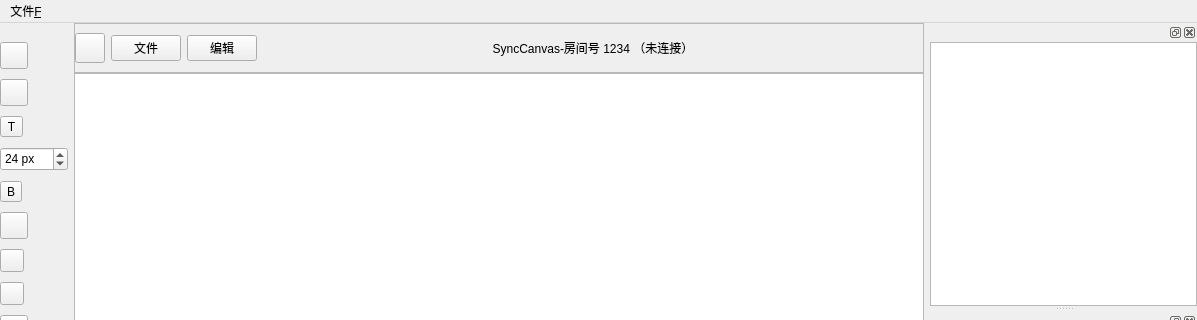
This is DBClient/canvas.ui in shanzhi7/CoBoard-Cpp as Qt 5 draws it before an edit; both pictures show x 0 to 1197 and y 0 to 320 of the 1197 by 718 pixel window. The edited form follows.
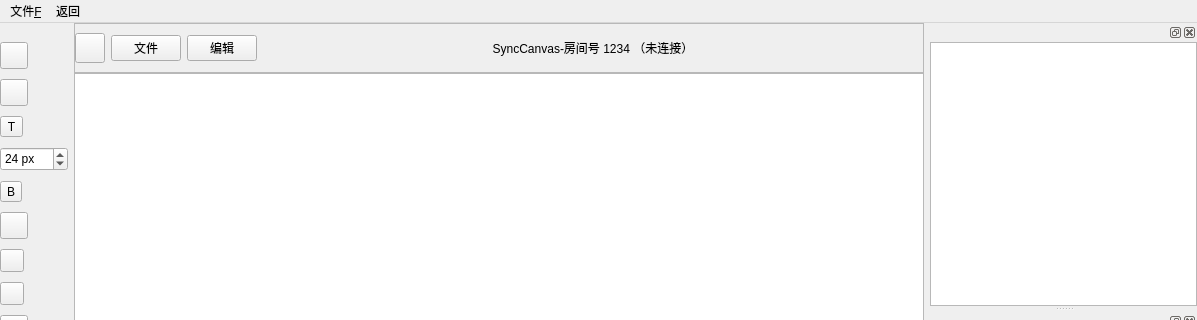
This is the edited form. Icons and pictures are not drawn. Custom widgets are drawn as their Qt base class.

```diff
--- a/DBClient/canvas.ui
+++ b/DBClient/canvas.ui
@@ -412,7 +412,15 @@
     <addaction name="separator"/>
     <addaction name="input_img"/>
    </widget>
+   <widget class="QMenu" name="menu_return">
+    <property name="title">
+     <string>返回</string>
+    </property>
+    <addaction name="return_lobby_action"/>
+    <addaction name="exit_room_action"/>
+   </widget>
    <addaction name="menu_F"/>
+   <addaction name="menu_return"/>
   </widget>
   <widget class="QStatusBar" name="statusbar"/>
   <widget class="QDockWidget" name="tool_dock">
```
Left out of the diff: 16 changed lines with no effect on the pictures.
